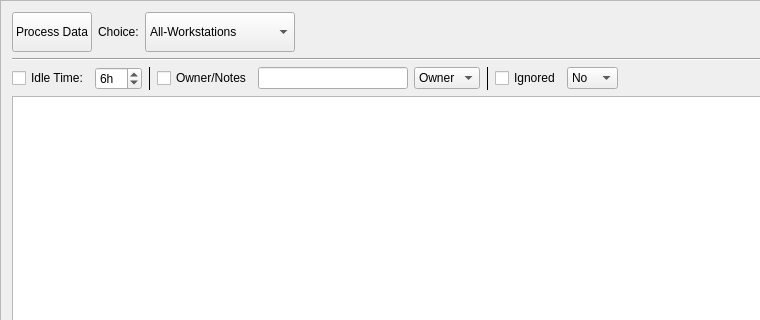
Above: ui/check_status.ui from danlabici/taskcluster-worker-checker before the change; both pictures show x 0 to 760 and y 0 to 320 of the 976 by 516 pixel window. Below: the same form after it.
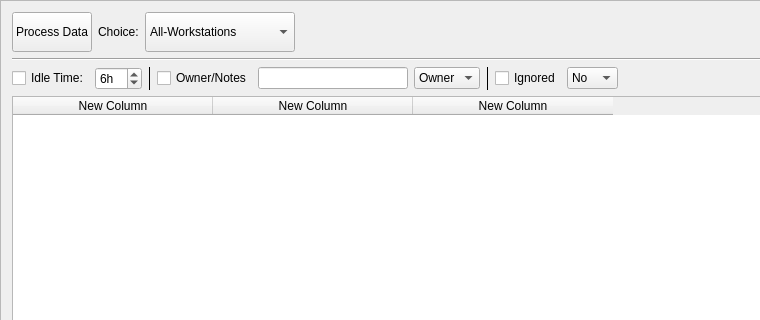
That is the form after the change.

Commit message: fixing idle time filter

Patch:
```diff
--- a/ui/check_status.ui
+++ b/ui/check_status.ui
@@ -229,6 +229,9 @@
      <property name="selectionBehavior">
       <enum>QAbstractItemView::SelectRows</enum>
      </property>
+     <property name="gridStyle">
+      <enum>Qt::DotLine</enum>
+     </property>
      <property name="sortingEnabled">
       <bool>true</bool>
      </property>
@@ -241,6 +244,21 @@
      <attribute name="horizontalHeaderStretchLastSection">
       <bool>false</bool>
      </attribute>
+     <column>
+      <property name="text">
+       <string>New Column</string>
+      </property>
+     </column>
+     <column>
+      <property name="text">
+       <string>New Column</string>
+      </property>
+     </column>
+     <column>
+      <property name="text">
+       <string>New Column</string>
+      </property>
+     </column>
     </widget>
    </item>
    <item>
```
The commit also changes 1 other file.
